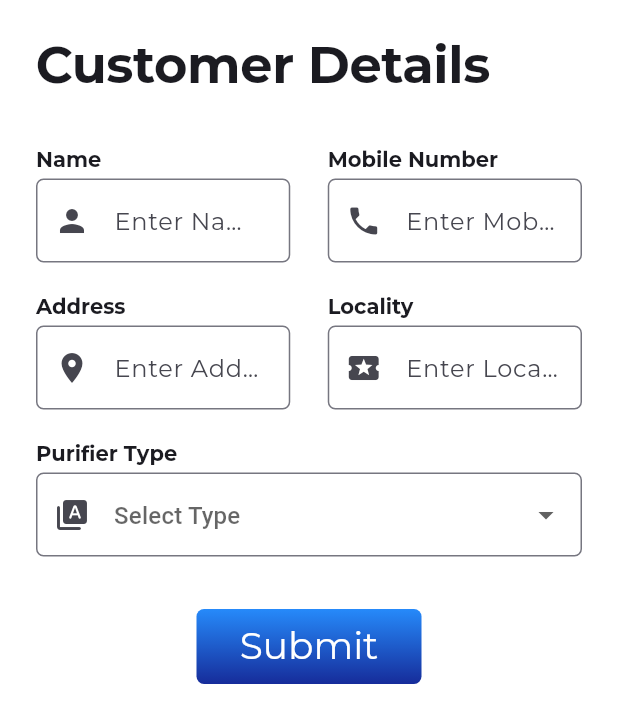
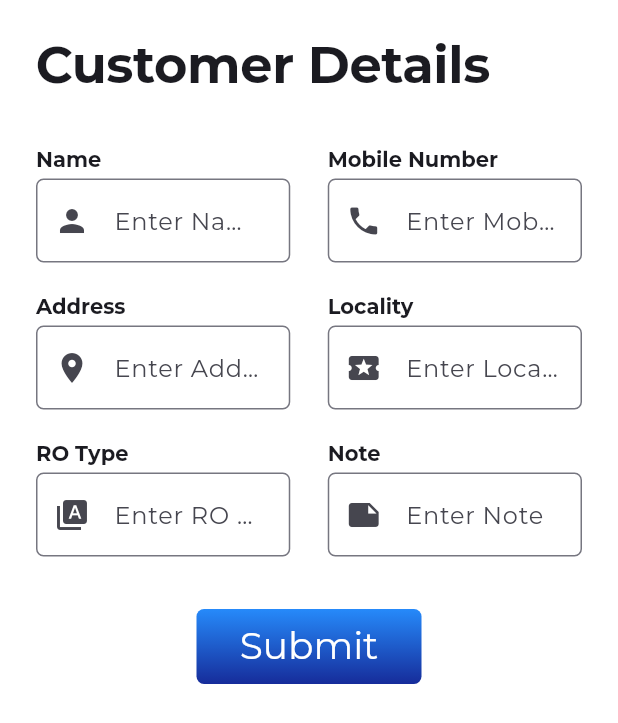
Before and after one commit to Harman0817/dashmesh_ro, a Flutter app: the AddCustomerView screen opened directly, on a phone screen of 412 x 824 dp. Shown: the top 723 px of the screen. Run offline on Flutter 3.47's test engine with Material 3 defaults, Android fonts, the phone set to English and light mode, and no system bars; our stand-ins replace cloud_firestore, dio, firebase_core, flutter_bloc, flutter_calendar_carousel, font_awesome_flutter and 4 more; accounts and stored records are empty.

Commit message:
write data to firestore(Customer)

```diff
--- a/lib/features/add_customer/bloc/add_customer_controller.dart
+++ b/lib/features/add_customer/bloc/add_customer_controller.dart
@@ -1,3 +1,4 @@
+import 'package:cloud_firestore/cloud_firestore.dart';
 import 'package:dashmesh_ro/core/database/database_helper.dart';
 import 'package:dashmesh_ro/core/shared/db_constants.dart';
 import 'package:flutter/cupertino.dart';
@@ -11,8 +12,8 @@ class AddCustomerController extends GetxController {
   TextEditingController? addressController;
   TextEditingController? districtController;
   TextEditingController? localityController;
-  TextEditingController? streetController;
-  TextEditingController? pinController;
+  TextEditingController? noteController;
+  TextEditingController? rotypeController;
   List<String> type = ['Set Change','AMC'];
   String selectedType = 'Set Change';
 
@@ -26,8 +27,8 @@ class AddCustomerController extends GetxController {
     addressController = TextEditingController();
     districtController = TextEditingController();
     localityController = TextEditingController();
-    streetController = TextEditingController();
-    pinController = TextEditingController();
+    noteController = TextEditingController();
+    rotypeController = TextEditingController();
   }
 
   @override
@@ -39,18 +40,25 @@ class AddCustomerController extends GetxController {
     addressController?.dispose();
     districtController?.dispose();
     localityController?.dispose();
-    streetController?.dispose();
-    pinController?.dispose();
+    noteController?.dispose();
+    rotypeController?.dispose();
   }
 
   Future addCustomer() async {
-    await DatabaseHelper.insertDataInTable(DbConstants.TABLE_CUSTOMER_LIST, {
-      'name': nameController?.text??'-',
-      'mobileNumber': mobileController?.text,
-      'address': addressController?.text??'-',
-      'locality': localityController?.text??'-',
-      'lastContactDate': lastContactDateController?.text??'-',
-      'purifierType': selectedType
+    CollectionReference users = FirebaseFirestore.instance.collection('Customer');
+    List<dynamic>list=[];
+    QuerySnapshot querySnapshot = await FirebaseFirestore.instance.collection('Customer').get();
+    for (var doc in querySnapshot.docs) {
+      list.add(doc.data());
+    }
+    users.doc(mobileController?.text??'-------').set({
+      'Customer_id':'${list.length+1}',
+      'name': nameController?.text??'No Data',
+      'number': mobileController?.text??'No Data',
+      'address': addressController?.text??'No Data',
+      'locality': localityController?.text??'No Data',
+      'ro_type':rotypeController?.text??'No Data',
+      'Note': noteController?.text?? 'No Data',
     }).onError((error, stackTrace) {
       Get.snackbar('Error', error.toString());
     }).whenComplete(() {
@@ -58,7 +66,8 @@ class AddCustomerController extends GetxController {
       mobileController?.clear();
       addressController?.clear();
       localityController?.clear();
-      lastContactDateController?.clear();
+      rotypeController?.clear();
+      noteController?.clear();
       Get.back();
     });
   }
--- a/lib/features/add_customer/view/add_customer_view.dart
+++ b/lib/features/add_customer/view/add_customer_view.dart
@@ -4,7 +4,7 @@ import 'package:dashmesh_ro/features/widgets/gradient_button.dart';
 import 'package:dashmesh_ro/utils/string_constants.dart';
 import 'package:flutter/material.dart';
 import 'package:get/get.dart';
-import 'package:intl/intl.dart';
+
 
 class AddCustomerView extends StatefulWidget {
   const AddCustomerView({super.key});
@@ -110,38 +110,35 @@ class _AddCustomerViewState extends State<AddCustomerView> {
                             ],
                           ),
                           const SizedBox(height: 20),
-                          Column(
-                            crossAxisAlignment: CrossAxisAlignment.start,
+                          Row(
                             children: [
-                              Text("Purifier Type ",
-                                  style: Theme.of(context)
-                                      .textTheme
-                                      .displaySmall),
-                              const SizedBox(height: 5),
-                              DropdownButtonFormField(
-                                validator: (value) {
-                                  if (value == null || value.isEmpty) {
-                                    return 'Please select type';
-                                  }
-                                  return null;
-                                },
-                                items: controller.type
-                                    .map((element) => DropdownMenuItem(
-                                        value: element,
-                                        child: Text(element)))
-                                    .toList(),
-                                decoration: InputDecoration(
-                                  border: OutlineInputBorder(
-                                      borderRadius:
-                                          BorderRadius.circular(5)),
-                                  prefixIcon: const Icon(
-                                      Icons.type_specimen_rounded),
-                                  hintText: "Select Type",
+                              Expanded(
+                                child: CustomTextField(
+                                  label: StringConstants.enterRotype,
+                                  controller: controller.rotypeController,
+                                  icon: const Icon(Icons.type_specimen),
+                                  // validator: (value) {
+                                  //   if (value == null || value.isEmpty) {
+                                  //     return 'Please enter Address';
+                                  //   }
+                                  //   return null;
+                                  // },
                                 ),
-                                onChanged: (value) {
-                                  print(value.runtimeType);
-                                  controller.selectedType = value ?? '';
-                                },
+                              ),
+                              const SizedBox(width: 25),
+                              Expanded(
+                                child: CustomTextField(
+                                  label: StringConstants.enterNote,
+                                  controller: controller.noteController,
+                                  icon: const Icon(Icons.note),
+
+                                  // validator: (value) {
+                                  //   if (value == null || value.isEmpty) {
+                                  //     return 'Please enter Locality';
+                                  //   }
+                                  //   return null;
+                                  // },
+                                ),
                               ),
                             ],
                           ),
--- a/lib/main.dart
+++ b/lib/main.dart
@@ -1,6 +1,7 @@
 import 'package:dashmesh_ro/features/app/app.dart';
 import 'package:firebase_core/firebase_core.dart';
 import 'package:flutter/material.dart';
+
 
 
 import 'firebase_options.dart';
--- a/lib/utils/string_constants.dart
+++ b/lib/utils/string_constants.dart
@@ -17,6 +17,8 @@ class StringConstants{
       static const enterPaidAmount = 'Paid Amount';
       static const String enterGaranteeDuration  = 'Garantee Duration';
       static const String enterServiceDuration = 'Service Duration';
+      static const String enterRotype = 'RO Type';
+
       static const String enterNote = 'Note';
       static const String customerList = 'Customer List';
       static const String noDataFound = 'No Data Found';
```
Also changed, not shown: lib/core/database/db_operation.dart (+34 -13 lines), lib/features/notification/view/notification_view.dart (+4 -14 lines).
